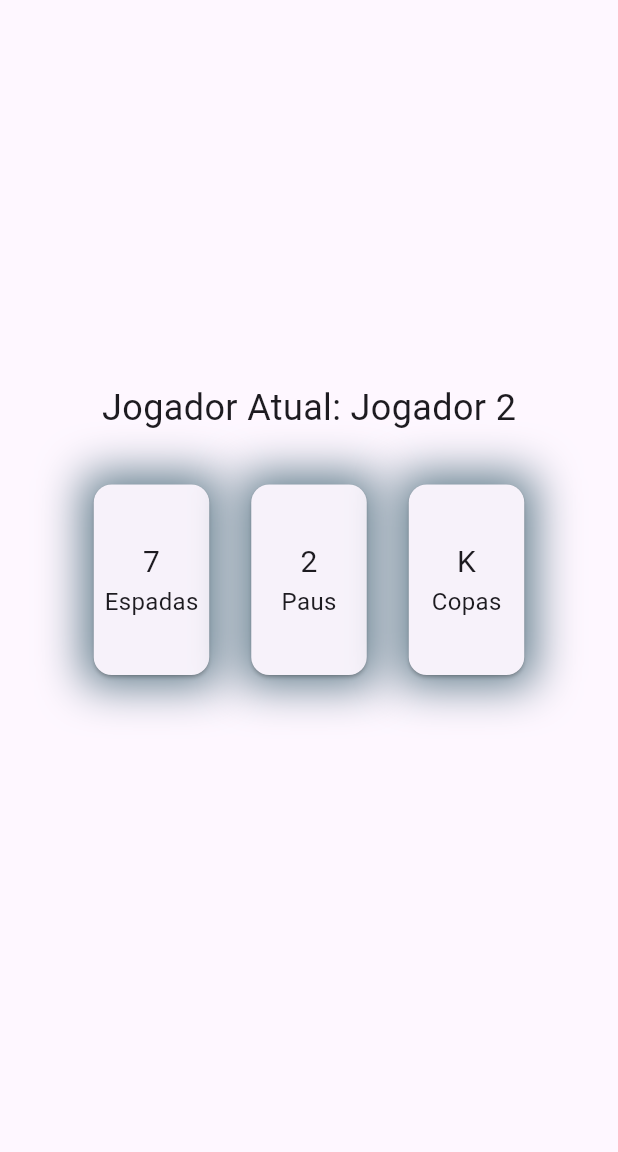
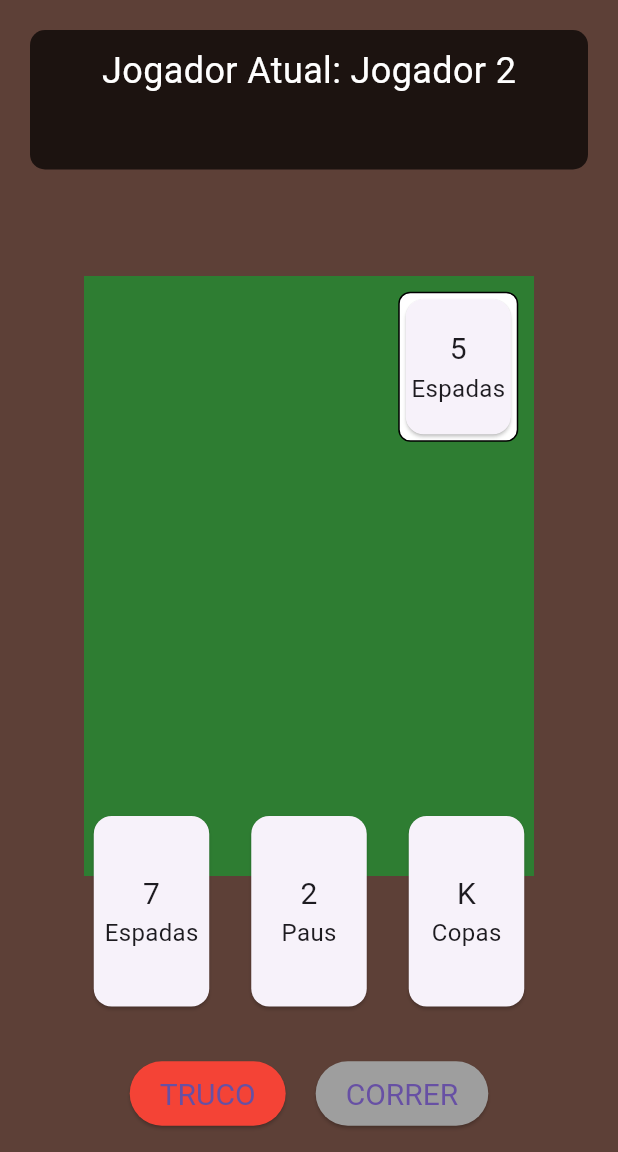
Before and after one commit to ronip31/testes_truco_view, a Flutter app: the screen it shows after launch, after a tap on an icon or button, on a phone screen of 412 x 824 dp, the part 84-1236 px from its top. Run offline on Flutter 3.47's test engine with Material 3 defaults, Android fonts, the phone set to English and light mode, and no system bars; our stand-ins replace tuple.

Commit message:
add TrucoScreen

```diff
--- a/lib/game.dart
+++ b/lib/game.dart
@@ -42,8 +42,18 @@ Jogador? compararCartas(List<Tuple2<Jogador, Map<String, dynamic>>> cartasJogada
   }
 
 
+  Carta? manilhaGlobal;
+  void finalizarRodada(List<Jogador> jogadores, Baralho baralho, int numeroJogadores, resultadosRodadas) {
 
-  void finalizarRodada(List<Jogador> jogadores, Baralho baralho, int numeroJogadores) {
+  for (var jogador in jogadores) {
+      jogador.limparIndicesSelecionados();
+    }
+
+    // Limpa a mesa para a próxima rodada
+    mesa.clear();
+
+    // Limpa os resultados das rodadas
+    limparResultadosRodadas(resultadosRodadas);
   // Limpa as mãos dos jogadores
   for (var jogador in jogadores) {
     jogador.mao = []; // Atribui uma lista vazia para limpar a mão do jogador
@@ -57,19 +67,19 @@ Jogador? compararCartas(List<Tuple2<Jogador, Map<String, dynamic>>> cartasJogada
   // Atualiza as mãos dos jogadores
   for (int i = 0; i < jogadores.length; i++) {
     jogadores[i].mao = todasMaosJogadores[i];
-        //print(jogadores[i].grupo);
   }
 
   // Define a última carta virada como manilha
   baralho.cartas[0].ehManilha = true;
 
   // Define qual carta será virada na mesa
-    Carta manilha = baralho.cartas.firstWhere((carta) => carta.ehManilha);
+  // Define qual carta será virada na mesa
+  manilhaGlobal = baralho.cartas.firstWhere((carta) => carta.ehManilha);
 
-    print('\nA manilha VIRADA é: $manilha');
+  print('\nA manilha VIRADA é: $manilhaGlobal');
 
   // Define as manilhas reais, que poderão estar nas mãos dos jogadores
-    List<Carta> manilhasReais = baralho.definirManilhaReal(manilha);
+  List<Carta> manilhasReais = baralho.definirManilhaReal(manilhaGlobal!);
 
   print('\nManilhas REAIS são: $manilhasReais \n');
 
@@ -88,21 +98,22 @@ Jogador? compararCartas(List<Tuple2<Jogador, Map<String, dynamic>>> cartasJogada
 
 
 
-  void iniciarProximaRodada(List<Jogador> jogadores, Baralho baralho, int numeroJogadores, List<ResultadoRodada> resultadosRodadas) {
-    // Limpa a lista de índices das cartas selecionadas para cada jogador
-    for (var jogador in jogadores) {
-      jogador.limparIndicesSelecionados();
-    }
 
-    // Limpa a mesa para a próxima rodada
-    mesa.clear();
+  // void iniciarProximaRodada(List<Jogador> jogadores, Baralho baralho, int numeroJogadores, List<ResultadoRodada> resultadosRodadas) {
+  //   // Limpa a lista de índices das cartas selecionadas para cada jogador
+  //   for (var jogador in jogadores) {
+  //     jogador.limparIndicesSelecionados();
+  //   }
 
-    // Limpa os resultados das rodadas
-    limparResultadosRodadas(resultadosRodadas);
+  //   // Limpa a mesa para a próxima rodada
+  //   mesa.clear();
 
-    // Chama o método para finalizar a rodada e distribuir novas cartas no início da próxima rodada
-    finalizarRodada(jogadores, baralho, numeroJogadores);
-  }
+  //   // Limpa os resultados das rodadas
+  //   limparResultadosRodadas(resultadosRodadas);
+
+  //   // Chama o método para finalizar a rodada e distribuir novas cartas no início da próxima rodada
+  //   finalizarRodada(jogadores, baralho, numeroJogadores);
+  // }
 
   void limparResultadosRodadas(List<ResultadoRodada> resultadosRodadas) {
     resultadosRodadas.clear();
--- a/lib/main.dart
+++ b/lib/main.dart
@@ -7,6 +7,7 @@ import 'jogo.dart';
 import 'models/baralho.dart';
 import 'ResultadoRodada.dart';
 import 'game.dart';
+import 'widgets/JogoTrucoScreen.dart';
 
 
 void main() {
@@ -19,12 +20,14 @@ class MyApp extends StatelessWidget {
     return MaterialApp(
       title: 'Jogo de Truco',
       theme: ThemeData(
-        primarySwatch: Colors.blue,
+        primarySwatch: Colors.grey,
       ),
       home: JogoTrucoScreen(),
     );
   }
 }
+
+
 
 class JogoTrucoScreen extends StatefulWidget {
   @override
@@ -41,6 +44,7 @@ class _JogoTrucoScreenState extends State<JogoTrucoScreen> {
   int numeroRodada = 1;
   String resultadoRodada = '';
   bool jogoContinua = true;
+  Carta? manilha;
 
   @override
   void initState() {
@@ -55,7 +59,9 @@ class _JogoTrucoScreenState extends State<JogoTrucoScreen> {
 
   void reiniciarRodada() {
     setState(() {
-      iniciarProximaRodada(jogadores, Baralho(), 2, resultadosRodadas);
+      // Chama finalizarRodada para definir a manilha
+      finalizarRodada(jogadores, Baralho(), 2, resultadosRodadas);
+      manilha = manilhaGlobal;
       jogadores.forEach((jogador) => jogador.obterCartaDaMao());
       cartasJogadasNaMesa.clear();
       cartasJaJogadas.clear();
@@ -160,35 +166,18 @@ class _JogoTrucoScreenState extends State<JogoTrucoScreen> {
 
   @override
   Widget build(BuildContext context) {
-    return Scaffold(
-      appBar: AppBar(
-        title: Text('Jogo de Truco'),
-      ),
-      body: Column(
-        mainAxisAlignment: MainAxisAlignment.center,
-        children: [
-          Text(
-            'Jogador Atual: ${jogadores[jogadorAtualIndex].nome}',
-            style: TextStyle(fontSize: 24.0),
-          ),
-          SizedBox(height: 20.0),
-          MaoJogadorWidget(
-            mao: jogadores[jogadorAtualIndex].mao,
-            onCartaSelecionada: (index) {
-              if (index >= 0 && index < jogadores[jogadorAtualIndex].mao.length) {
-                jogarCarta(jogadores[jogadorAtualIndex].mao[index]);
-              }
-            },
-            cartasJaJogadas: cartasJaJogadas,
-          ),
-          SizedBox(height: 20.0),
-          Text(
-            resultadoRodada,
-            style: TextStyle(fontSize: 20.0, fontWeight: FontWeight.bold, color: Colors.red),
-            textAlign: TextAlign.center,
-          ),
-        ],
-      ),
+    return JogoTrucoLayout(
+      jogadores: jogadores,
+      jogadorAtualIndex: jogadorAtualIndex,
+      resultadoRodada: resultadoRodada,
+      cartasJaJogadas: cartasJaJogadas,
+      manilha: manilha,
+      onCartaSelecionada: (index) {
+        if (index >= 0 && index < jogadores[jogadorAtualIndex].mao.length) {
+          var cartaSelecionada = jogadores[jogadorAtualIndex].mao[index];
+          jogarCarta(cartaSelecionada);
+        }
+      },
     );
   }
 }
--- /dev/null
+++ b/lib/widgets/JogoTrucoScreen.dart
@@ -0,0 +1,161 @@
+import 'package:flutter/material.dart';
+import 'package:tuple/tuple.dart';
+import '../models/carta.dart';
+import '../models/jogador.dart';
+import '../widgets/mao_jogador_widget.dart';
+
+class JogoTrucoLayout extends StatelessWidget {
+  final List<Jogador> jogadores;
+  final int jogadorAtualIndex;
+  final String resultadoRodada;
+  final List<Carta> cartasJaJogadas;
+  final Function(int) onCartaSelecionada;
+  final Carta? manilha;
+
+  JogoTrucoLayout({
+    required this.jogadores,
+    required this.jogadorAtualIndex,
+    required this.resultadoRodada,
+    required this.cartasJaJogadas,
+    required this.onCartaSelecionada,
+    this.manilha,
+  });
+
+  @override
+  Widget build(BuildContext context) {
+    return Scaffold(
+      appBar: AppBar(
+        title: Text('Jogo de Truco'),
+      ),
+      body: Stack(
+        children: [
+          // Background
+          Positioned.fill(
+            child: Container(
+              color: Colors.brown[700],
+            ),
+          ),
+          // Table
+          Center(
+            child: Container(
+              width: 300,
+              height: 400,
+              color: Colors.green[800],
+              child: Stack(
+                children: [
+                  // Manilha no canto superior direito
+                  if (manilha != null)
+                    Positioned(
+                      top: 10,
+                      right: 10,
+                      child: Container(
+                        width: 80.0,  // Ajuste a largura da carta
+                        height: 100.0,  // Ajuste a altura da carta
+                        margin: const EdgeInsets.all(0.5),
+                        decoration: BoxDecoration(
+                          color: Colors.white,
+                          border: Border.all(color: Colors.black),
+                          borderRadius: BorderRadius.circular(8.0),
+                        ),
+                        child: Card(
+                          child: Column(
+                            mainAxisAlignment: MainAxisAlignment.center,
+                            children: [
+                              Text(manilha!.valor, style: TextStyle(fontSize: 20.0)),
+                              Text(manilha!.naipe, style: TextStyle(fontSize: 16.0)),
+                            ],
+                          ),
+                        ),
+                      ),
+                    ),
+                ],
+              ),
+            ),
+          ),
+          // Player's hand below the table
+          Positioned(
+            bottom: 15,
+            left: 0,
+            right: 0,
+            child: Column(
+              mainAxisAlignment: MainAxisAlignment.center,
+              children: [
+                MaoJogadorWidget(
+                  mao: jogadores[jogadorAtualIndex].mao,
+                  onCartaSelecionada: onCartaSelecionada,
+                  cartasJaJogadas: cartasJaJogadas,
+                ),
+                SizedBox(height: 20.0),
+                Row(
+                  mainAxisAlignment: MainAxisAlignment.center,
+                  children: [
+                    TrucoButton(),
+                    SizedBox(width: 20),
+                    CorrerButton(),
+                  ],
+                ),
+              ],
+            ),
+          ),
+          // Messages: Jogador Atual and Resultado da Rodada
+          Positioned(
+            top: 20,
+            left: 20,
+            right: 20,
+            child: Container(
+              padding: EdgeInsets.symmetric(horizontal: 20, vertical: 10),
+              decoration: BoxDecoration(
+                color: Colors.black87.withOpacity(0.7), // Cor de fundo com opacidade
+                borderRadius: BorderRadius.circular(10.0), // Borda arredondada
+              ),
+              child: Column(
+                children: [
+                  Text(
+                    'Jogador Atual: ${jogadores[jogadorAtualIndex].nome}',
+                    style: TextStyle(fontSize: 24.0, color: Colors.white),
+                  ),
+                  SizedBox(height: 10),
+                  Text(
+                    resultadoRodada,
+                    style: TextStyle(fontSize: 20.0, fontWeight: FontWeight.bold, color: Colors.white),
+                    textAlign: TextAlign.center,
+                  ),
+                ],
+              ),
+            ),
+          ),
+        ],
+      ),
+    );
+  }
+}
+
+class TrucoButton extends StatelessWidget {
+  @override
+  Widget build(BuildContext context) {
+    return ElevatedButton(
+      onPressed: () {},
+      child: Text('TRUCO'),
+      style: ElevatedButton.styleFrom(
+        backgroundColor: Colors.red,
+        padding: EdgeInsets.symmetric(horizontal: 20, vertical: 10),
+        textStyle: TextStyle(fontSize: 20),
+      ),
+    );
+  }
+}
+
+class CorrerButton extends StatelessWidget {
+  @override
+  Widget build(BuildContext context) {
+    return ElevatedButton(
+      onPressed: () {},
+      child: Text('CORRER'),
+      style: ElevatedButton.styleFrom(
+        backgroundColor: Colors.grey,
+        padding: EdgeInsets.symmetric(horizontal: 20, vertical: 10),
+        textStyle: TextStyle(fontSize: 20),
+      ),
+    );
+  }
+}
--- a/lib/widgets/carta_widget.dart
+++ b/lib/widgets/carta_widget.dart
@@ -23,17 +23,8 @@ class CartaWidget extends StatelessWidget {
           height: 135.0,
           margin: const EdgeInsets.all(10.0),
           decoration: BoxDecoration(
-            // color: Colors.blueGrey,
-            borderRadius: BorderRadius.circular(8.0),
-          boxShadow: [
-            BoxShadow(
-              color: Colors.blueGrey,
-              spreadRadius: 3,
-              blurRadius: 25,
-              ),
-            ],
+          borderRadius: BorderRadius.circular(8.0),
            ),
-           // Ajuste a altura da carta
           child: Card(
             child: Column(
               mainAxisAlignment: MainAxisAlignment.center,
```
Lines whose indentation alone changed are shown as unchanged.
